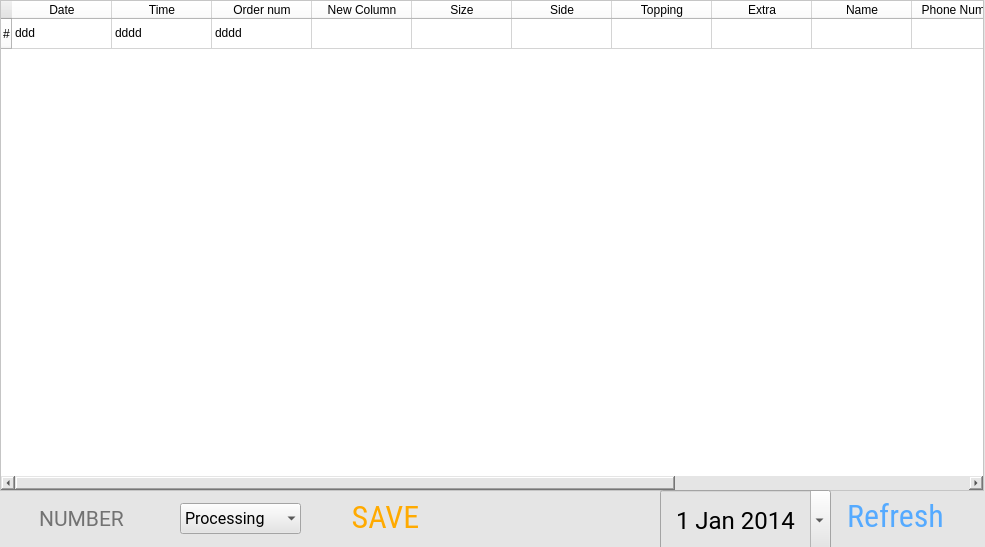
The window that PythonApplication2/res/ForRT.ui (ioscarhunter/Project) describes before a commit, drawn with Qt 5.
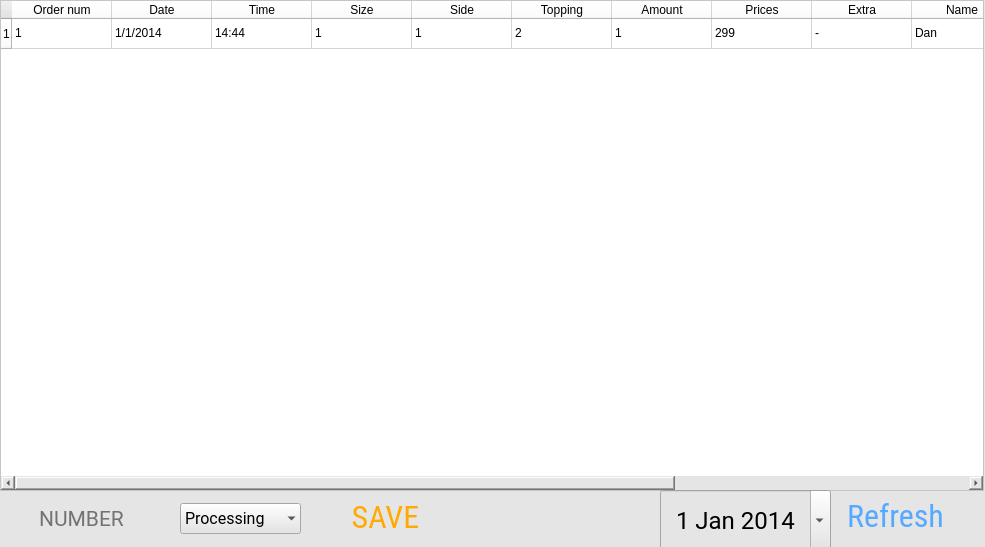
The same window after the commit.

The edit to the form file:
```diff
--- a/PythonApplication2/res/ForRT.ui
+++ b/PythonApplication2/res/ForRT.ui
@@ -57,9 +57,14 @@
    </property>
    <row>
     <property name="text">
-     <string>#</string>
+     <string>1</string>
     </property>
    </row>
+   <column>
+    <property name="text">
+     <string>Order num</string>
+    </property>
+   </column>
    <column>
     <property name="text">
      <string>Date</string>
@@ -70,16 +75,6 @@
      <string>Time</string>
     </property>
    </column>
-   <column>
-    <property name="text">
-     <string>Order num</string>
-    </property>
-   </column>
-   <column>
-    <property name="text">
-     <string>New Column</string>
-    </property>
-   </column>
    <column>
     <property name="text">
      <string>Size</string>
@@ -95,6 +90,16 @@
      <string>Topping</string>
     </property>
    </column>
+   <column>
+    <property name="text">
+     <string>Amount</string>
+    </property>
+   </column>
+   <column>
+    <property name="text">
+     <string>Prices</string>
+    </property>
+   </column>
    <column>
     <property name="text">
      <string>Extra</string>
@@ -112,12 +117,7 @@
    </column>
    <column>
     <property name="text">
-     <string>Amount</string>
-    </property>
-   </column>
-   <column>
-    <property name="text">
-     <string>Prices</string>
+     <string>Addr</string>
     </property>
    </column>
    <column>
@@ -127,17 +127,67 @@
    </column>
    <item row="0" column="0">
     <property name="text">
-     <string>ddd</string>
+     <string>1</string>
     </property>
    </item>
    <item row="0" column="1">
     <property name="text">
-     <string>dddd</string>
+     <string>1/1/2014</string>
     </property>
    </item>
    <item row="0" column="2">
     <property name="text">
-     <string>dddd</string>
+     <string>14:44</string>
+    </property>
+   </item>
+   <item row="0" column="3">
+    <property name="text">
+     <string>1</string>
+    </property>
+   </item>
+   <item row="0" column="4">
+    <property name="text">
+     <string>1</string>
+    </property>
+   </item>
+   <item row="0" column="5">
+    <property name="text">
+     <string>2</string>
+    </property>
+   </item>
+   <item row="0" column="6">
+    <property name="text">
+     <string>1</string>
+    </property>
+   </item>
+   <item row="0" column="7">
+    <property name="text">
+     <string>299</string>
+    </property>
+   </item>
+   <item row="0" column="8">
+    <property name="text">
+     <string>-</string>
+    </property>
+   </item>
+   <item row="0" column="9">
+    <property name="text">
+     <string>Dan</string>
+    </property>
+   </item>
+   <item row="0" column="10">
+    <property name="text">
+     <string>0908766666</string>
+    </property>
+   </item>
+   <item row="0" column="11">
+    <property name="text">
+     <string>18/3 dan road</string>
+    </property>
+   </item>
+   <item row="0" column="12">
+    <property name="text">
+     <string>Process</string>
     </property>
    </item>
   </widget>
```
